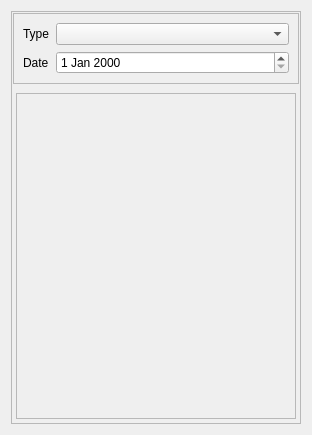
Before: the Qt Designer form Lamia/toolprepro/ProfilToolUser.ui in Artelia/Lamia, drawn with Qt 5.
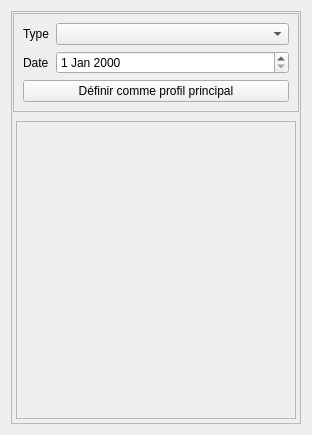
After: the same form once the commit is applied. The open tabs and pages were chosen to show the change.

The edit to the form file:
```diff
--- a/Lamia/toolprepro/ProfilToolUser.ui
+++ b/Lamia/toolprepro/ProfilToolUser.ui
@@ -35,6 +35,9 @@
          <enum>QFrame::Raised</enum>
         </property>
         <layout class="QFormLayout" name="formLayout_4">
+         <property name="fieldGrowthPolicy">
+          <enum>QFormLayout::AllNonFixedFieldsGrow</enum>
+         </property>
          <item row="0" column="0">
           <widget class="QLabel" name="label_3">
            <property name="text">
@@ -55,6 +58,13 @@
          <item row="1" column="1">
           <widget class="QDateEdit" name="dateEdit"/>
          </item>
+         <item row="2" column="0" colspan="2">
+          <widget class="QPushButton" name="pushButton_setasdefault">
+           <property name="text">
+            <string>Définir comme profil principal</string>
+           </property>
+          </widget>
+         </item>
         </layout>
        </widget>
       </item>
```
Left out of the diff: 2 changed lines with no effect on the pictures.
